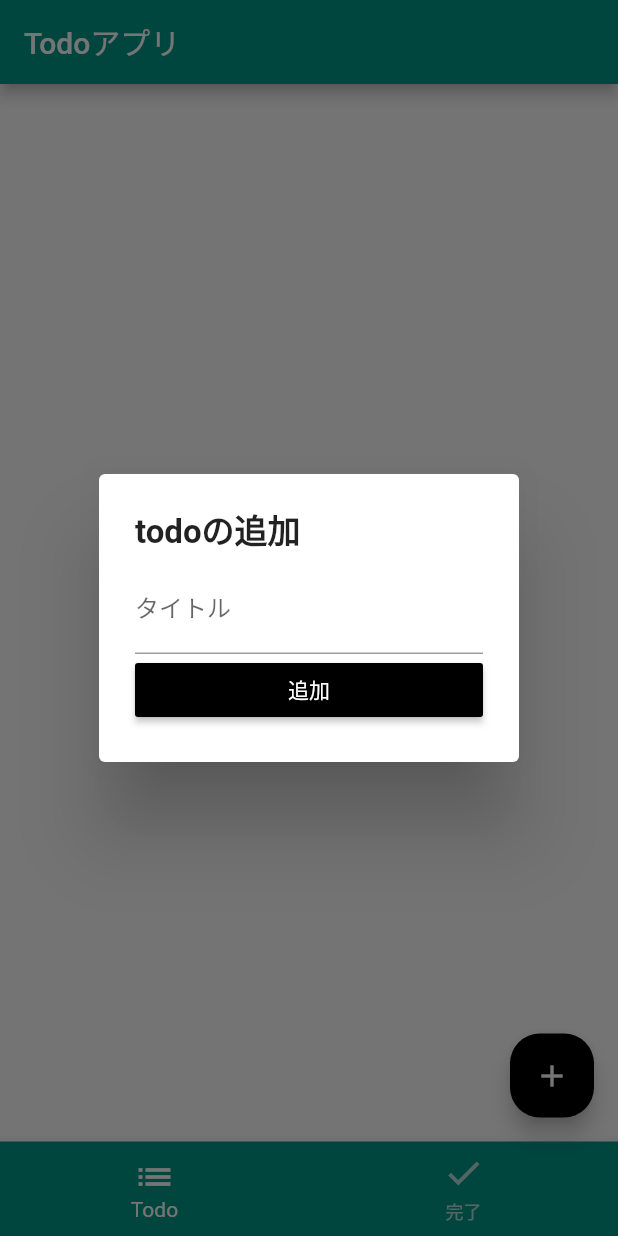
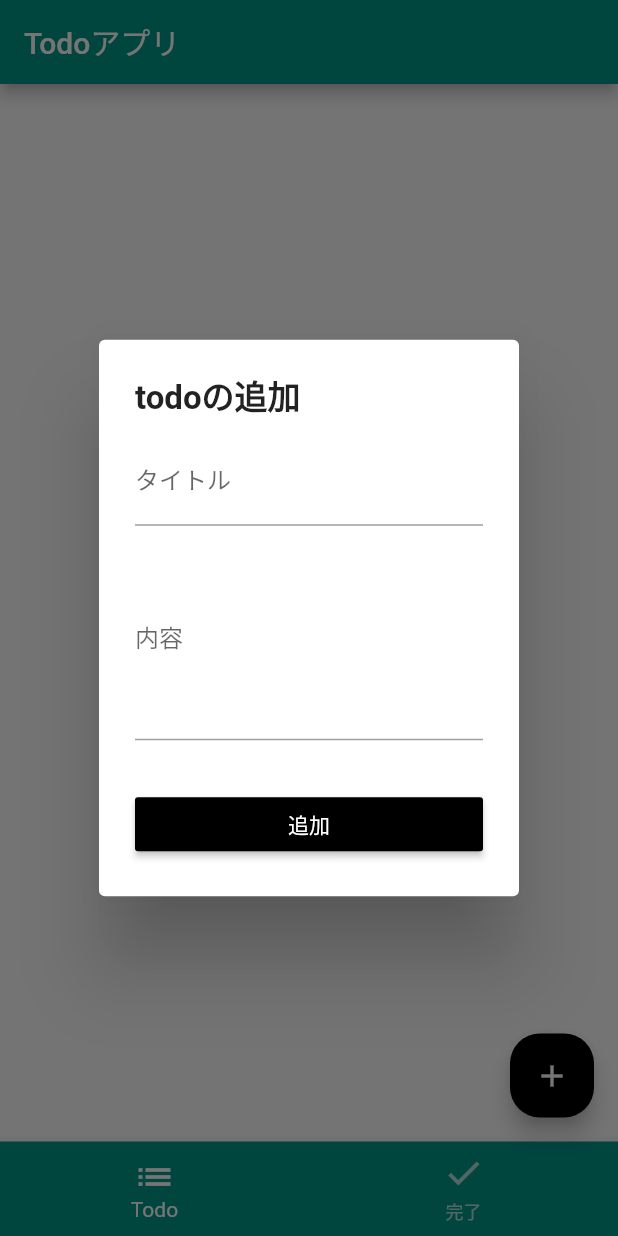
Before and after one commit to Channelsu/todo, a Flutter app: the screen it shows after launch, after a tap on the "add" icon, on a phone screen of 412 x 824 dp. Run offline on Flutter 3.47's test engine with Material 2 defaults, Android fonts, the phone set to English and light mode, and no system bars.

Commit message:
内容入力欄作成

```diff
--- a/lib/widget/add_todo_dialog_widget.dart
+++ b/lib/widget/add_todo_dialog_widget.dart
@@ -20,7 +20,7 @@ class _AddTodoDialogWidgetState extends State<AddTodoDialogWidget> {
       crossAxisAlignment: CrossAxisAlignment.start,
       children: [
         Text('todoの追加',style: TextStyle(fontWeight: FontWeight.bold, fontSize: 22),),
-        SizedBox(height: 8,),
+        SizedBox(height: 12,),
         TodoFormWidget(
           onChangedTitle: (title) => setState(() => this.title = title),
           onChangedDescription: (description) => setState(() => this.description = description),
--- a/lib/widget/todo_form_widget.dart
+++ b/lib/widget/todo_form_widget.dart
@@ -24,6 +24,9 @@ class TodoFormWidget extends StatelessWidget {
       mainAxisSize: MainAxisSize.min,
       children: [
         buildTitle(),
+        SizedBox(height: 8,),
+        buildDescription(),
+        SizedBox(height: 32,),
         buildButton(),
       ],
     ),
@@ -44,7 +47,17 @@ class TodoFormWidget extends StatelessWidget {
     decoration: InputDecoration(
       border: UnderlineInputBorder(),
       labelText: 'タイトル',
+    ),
+  );
 
+  // 内容入力欄UIを作成するメソッド
+  Widget buildDescription() => TextFormField(
+    maxLines: 5,
+    initialValue: description,
+    onChanged: onChangedDescription,
+    decoration: InputDecoration(
+      border: UnderlineInputBorder(),
+      labelText: '内容',
     ),
   );
 
```
